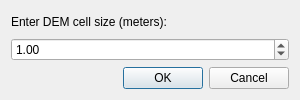
Above: tools_suite/dem_generation/dem_generation_form.ui from Skoolzon3/MyLiDAR before the change. Below: the same form after it.
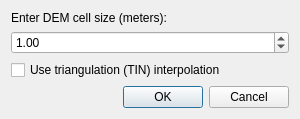
That is the form after the change.

Commit message:
Add triangulation option for DEM generation
- Note: this option takes SIGNIFICANTLY longer to fully generate its DEM and hillshade. A more efficient method is currently being developed

```diff
--- a/tools_suite/dem_generation/dem_generation_form.ui
+++ b/tools_suite/dem_generation/dem_generation_form.ui
@@ -43,6 +43,16 @@
                     </property>
                 </widget>
             </item>
+            <item>
+                <widget class="QCheckBox" name="triangulationCheckBox">
+                    <property name="text">
+                        <string>Use triangulation (TIN) interpolation</string>
+                    </property>
+                    <property name="toolTip">
+                        <string>Warning: This method takes significantly longer to process. For large areas, consider using the default griddata interpolation method for faster results</string>
+                    </property>
+                </widget>
+            </item>
             <item>
                 <widget class="QDialogButtonBox" name="buttonBox">
                     <property name="orientation">
```
The commit also changes 2 other files.
